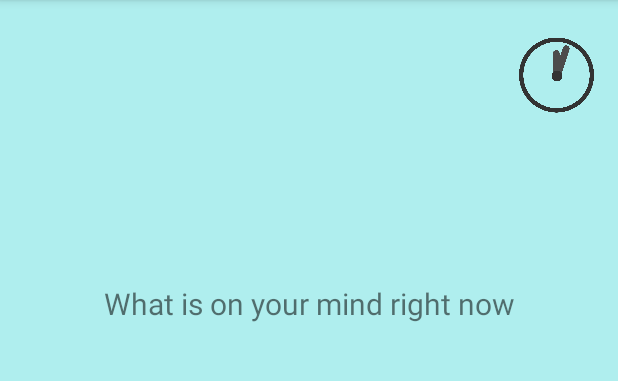
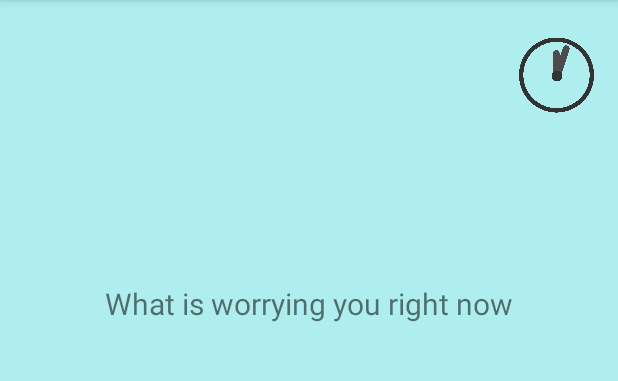
Before and after one commit to WFoster1994/MyWorryTime, an Android app: the screen it shows after launch (MainActivity), on a phone screen of 412 x 824 dp, the part 84-465 px from its top. Run offline under Robolectric (Android 15) with nearby library versions, the phone set to English and light mode, and no system bars.

Commit message:
Ironing out existing warnings

```diff
--- a/app/src/main/java/will/example/myworrytime/WorryTimeActivity.java
+++ b/app/src/main/java/will/example/myworrytime/WorryTimeActivity.java
@@ -17,7 +17,7 @@ public class WorryTimeActivity extends AppCompatActivity {
 
     /*The start time is measured in milliseconds.
     900000 milliseconds is 15 minutes. */
-    private static final long START_TIME = 9000;
+    private static final long START_TIME = 900000;
 
     private TextView mCountDownTextView;
     private Button mStartPauseButton;
--- a/app/src/main/res/layout/activity_splash.xml
+++ b/app/src/main/res/layout/activity_splash.xml
@@ -12,7 +12,8 @@
         android:layout_centerInParent="true"
         android:layout_marginRight="10dp"
         android:layout_marginLeft="10dp"
-        android:src="@drawable/clock_face" />
+        android:src="@drawable/clock_face"
+        android:contentDescription="@string/app_logo"/>
 
     <TextView
         android:layout_width="fill_parent"
--- a/app/src/main/res/layout/activity_worry_time.xml
+++ b/app/src/main/res/layout/activity_worry_time.xml
@@ -17,7 +17,7 @@
         app:layout_constraintEnd_toEndOf="parent"
         app:layout_constraintTop_toTopOf="parent"
         app:srcCompat="@drawable/clock_face"
-        android:contentDescription="@string/timer_description" />
+        android:contentDescription="@string/app_logo"/>
 
     <TextView
         android:id="@+id/count_down_text"
@@ -30,7 +30,8 @@
         app:layout_constraintHorizontal_bias="0.495"
         app:layout_constraintStart_toStartOf="parent"
         app:layout_constraintTop_toTopOf="parent"
-        app:layout_constraintVertical_bias="0.574" />
+        app:layout_constraintVertical_bias="0.574"
+        android:textColor="@color/black"/>
 
     <Button
         android:id="@+id/start_pause_button"
--- a/app/src/main/res/layout/content_main.xml
+++ b/app/src/main/res/layout/content_main.xml
@@ -7,7 +7,6 @@
     android:background ="@color/pale_blue"
     app:layout_behavior="@string/appbar_scrolling_view_behavior"
     tools:context=".MainActivity">
-    <!-- tools:showIn="@layout/activity_main" -->
 
     <ImageView
         android:id="@+id/imageView"
@@ -19,7 +18,8 @@
         app:layout_constraintStart_toStartOf="parent"
         app:layout_constraintTop_toTopOf="parent"
         app:layout_constraintVertical_bias="0.0"
-        app:srcCompat="@drawable/clock_face" />
+        app:srcCompat="@drawable/clock_face"
+        android:contentDescription="@string/app_logo"/>
 
     <TextView
         android:layout_width="wrap_content"
@@ -27,7 +27,7 @@
         android:layout_marginLeft="24dp"
         android:layout_marginRight="24dp"
         android:layout_marginBottom="16dp"
-        android:text="What is on your mind right now"
+        android:text="@string/homescreen_message"
         android:textSize="20sp"
         app:layout_constraintBottom_toTopOf="@+id/launch_list_button"
         app:layout_constraintLeft_toLeftOf="parent"
@@ -40,7 +40,7 @@
         android:layout_height="wrap_content"
         android:layout_marginLeft="32dp"
         android:layout_marginRight="32dp"
-        android:text="Current Worries"
+        android:text="@string/current_worries"
         app:layout_constraintBottom_toBottomOf="parent"
         app:layout_constraintLeft_toLeftOf="parent"
         app:layout_constraintRight_toRightOf="parent"
@@ -52,7 +52,7 @@
         android:layout_width="wrap_content"
         android:layout_height="wrap_content"
         android:layout_marginTop="59dp"
-        android:text="Start WorryTime"
+        android:text="@string/start_worrytime"
         app:layout_constraintBottom_toBottomOf="parent"
         app:layout_constraintEnd_toEndOf="parent"
         app:layout_constraintStart_toStartOf="parent"
--- a/app/src/main/res/layout/worry_row.xml
+++ b/app/src/main/res/layout/worry_row.xml
@@ -22,7 +22,7 @@
             android:layout_width="match_parent"
             android:layout_height="match_parent"
             android:padding="10dp"
-            android:text="Worry Title"
+            android:text="@string/worry_title"
             android:textSize="18sp"/>
 
     </LinearLayout>
--- a/app/src/main/res/values/strings.xml
+++ b/app/src/main/res/values/strings.xml
@@ -8,4 +8,13 @@
     <string name="begin">Begin</string>
     <string name="reset_time">Reset Time</string>
     <string name="timer_description">Countdown timer for worry time.</string>
+    <string name="homescreen_message">What is worrying you right now</string>
+    <string name="current_worries">Current Worries</string>
+    <string name="start_worrytime">Start WorryTime</string>
+    <string name="add_worry_hint">What\'s on your mind right now</string>
+    <string name="add">Add</string>
+    <string name="return_to_home">Return to Home</string>
+    <string name="setup_worry_time">Setup Worry Time</string>
+    <string name="worry_title">Worry Title</string>
+    <string name="app_logo">App Logo</string>
 </resources>
```
Also changed, not shown: app/src/main/res/layout/worry_list.xml (+4 -4 lines).
